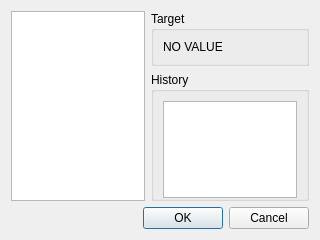
The window that src/client/experimentcontroldialog.ui (uazure/qLab) describes before a commit, drawn with Qt 5.
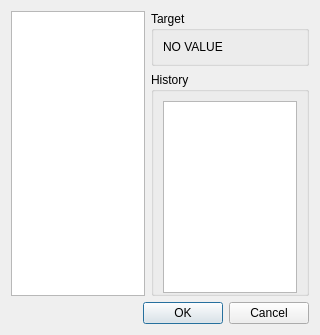
The same window after the commit. Custom widgets are drawn as their Qt base class.

The edit to the form file:
```diff
--- a/src/client/experimentcontroldialog.ui
+++ b/src/client/experimentcontroldialog.ui
@@ -79,6 +79,12 @@
             </property>
             <item>
              <widget class="QListWidget" name="historyListWidget">
+              <property name="sizePolicy">
+               <sizepolicy hsizetype="Expanding" vsizetype="Minimum">
+                <horstretch>0</horstretch>
+                <verstretch>0</verstretch>
+               </sizepolicy>
+              </property>
               <property name="toolTip">
                <string>Latest values at top</string>
               </property>
```
